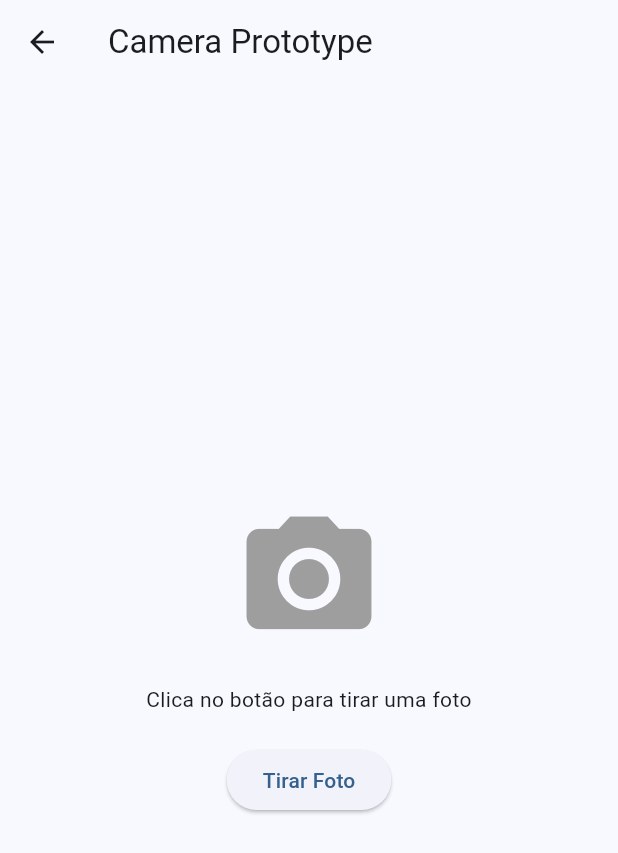
After one commit to nunogoncalves221/UrbanEye_ESOF, a Flutter app: the screen it shows after launch, after a tap on "Camera Prototype", on a phone screen of 412 x 824 dp. The commit adds this screen. Shown: the top 853 px of the screen. Run offline on Flutter 3.47's test engine with Material 3 defaults, Android fonts, the phone set to English and light mode, and no system bars; our stand-ins replace firebase_auth, firebase_core, flutter_map, geolocator, image_picker, latlong2; accounts and stored records are empty.

Commit message:
Added functional image taker

```diff
--- /dev/null
+++ b/project/lib/features/img_taker.dart
@@ -0,0 +1,75 @@
+// lib/features/img_taker.dart
+import 'dart:io';
+import 'package:flutter/material.dart';
+import 'package:image_picker/image_picker.dart';
+
+class ImgTakerPage extends StatefulWidget {
+  const ImgTakerPage({super.key});
+
+  @override
+  State<ImgTakerPage> createState() => _ImgTakerPageState();
+}
+
+class _ImgTakerPageState extends State<ImgTakerPage> {
+  final ImagePicker _picker = ImagePicker();
+  File? _image;
+  String _statusMessage = "Clica no botão para tirar uma foto";
+
+  Future<void> _takePhoto() async {
+    try {
+      final XFile? picked = await _picker.pickImage(source: ImageSource.camera);
+
+      if (picked != null) {
+        //not cancelled
+        setState(() {
+          _image = File(picked.path);
+          _statusMessage = "Foto tirada com sucesso!";
+        });
+      } else {
+        //cancelled
+        setState(() {
+          _statusMessage = "Nenhuma foto tirada";
+        });
+      }
+    } catch (e) {
+      // uh-oh
+      setState(() {
+        _statusMessage = "Ocorreu um erro: $e";
+      });
+    }
+  }
+
+  @override
+  Widget build(BuildContext context) {
+    return Scaffold(
+      appBar: AppBar(title: const Text("Camera Prototype")),
+      body: Center(
+        child: Column(
+          mainAxisAlignment: MainAxisAlignment.center,
+          children: [
+            _image != null
+                ? Image.file(
+                    _image!,
+                    width: 250,
+                    height: 250,
+                    fit: BoxFit.cover,
+                  ) // display the image
+                : const Icon(
+                    Icons.camera_alt,
+                    size: 100,
+                    color: Colors.grey,
+                  ), // display a placeholder
+            const SizedBox(height: 20),
+            Text(_statusMessage, textAlign: TextAlign.center),
+            const SizedBox(height: 20),
+            ElevatedButton(
+              //button to prompts
+              onPressed: _takePhoto,
+              child: const Text("Tirar Foto"),
+            ),
+          ],
+        ),
+      ),
+    );
+  }
+}
--- a/project/lib/home_page.dart
+++ b/project/lib/home_page.dart
@@ -3,6 +3,7 @@ import 'features/location.dart';
 import 'features/auth_page.dart';
 import 'features/map_prototype_page.dart';
 import 'features/img_picker.dart';
+import 'features/img_taker.dart';
 
 class HomePage extends StatelessWidget {
   const HomePage({super.key});
@@ -60,6 +61,16 @@ class HomePage extends StatelessWidget {
             },
             child: const Text('Image Picker Prototype'),
           ),
+          const SizedBox(height: 12),
+          ElevatedButton(
+            onPressed: () {
+              Navigator.push(
+                context,
+                MaterialPageRoute(builder: (context) => const ImgTakerPage()),
+              );
+            },
+            child: const Text('Camera Prototype'),
+          ),
         ],
       ),
     );
```
